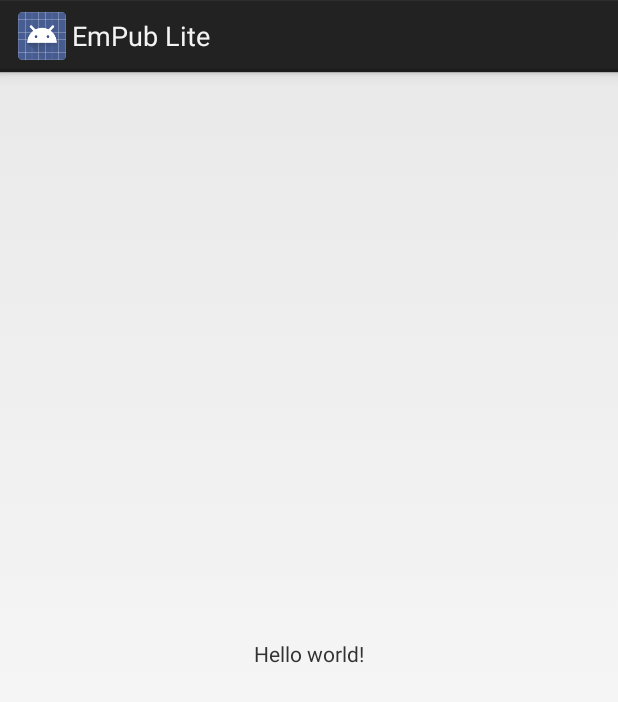
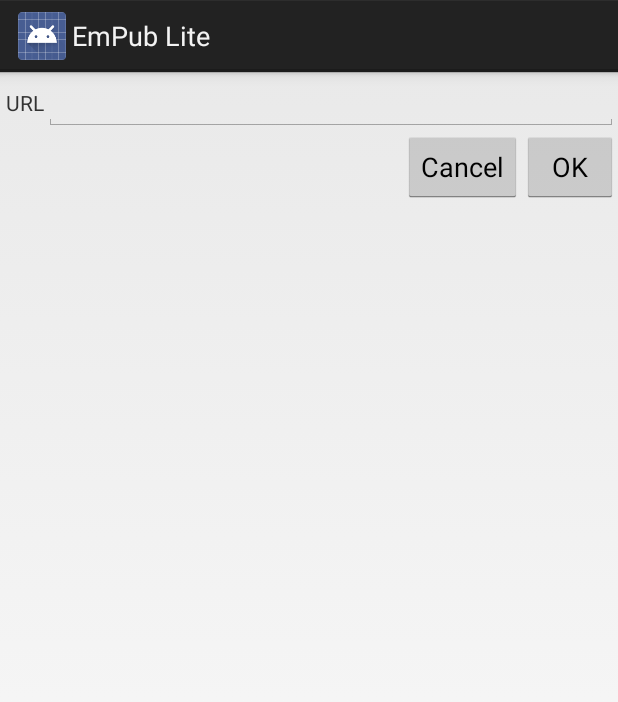
Before and after one commit to sapatyal/EmPubLite, an Android app: the screen it shows after launch (EmPubLiteActivity), on a phone screen of 412 x 824 dp. Shown: the top 702 px of the screen. Run offline under Robolectric (Android 15) with nearby library versions, the phone set to English and light mode, and no system bars.

Commit message:
- Relative Layout

```diff
--- a/app/src/main/res/layout/main.xml
+++ b/app/src/main/res/layout/main.xml
@@ -7,8 +7,40 @@
     <TextView
         android:layout_width="wrap_content"
         android:layout_height="wrap_content"
-        android:layout_centerHorizontal="true"
-        android:layout_centerVertical="true"
-        android:text="@string/hello_world"/>
+        android:text="@string/url"
+        android:id="@+id/label"
+        android:layout_alignParentTop="false"
+        android:layout_marginLeft="4dp"
+        android:layout_marginStart="4dp"
+        android:layout_alignParentLeft="true"
+        android:layout_alignParentStart="true"
+        android:layout_alignBaseline="@+id/entry"/>
 
+    <EditText
+        android:layout_width="match_parent"
+        android:layout_height="wrap_content"
+        android:id="@+id/entry"
+        android:layout_alignParentTop="true"
+        android:layout_toRightOf="@+id/label"
+        android:inputType="text"
+        android:layout_toEndOf="@id/label"/>
+
+    <Button
+        android:layout_width="wrap_content"
+        android:layout_height="wrap_content"
+        android:text="@string/cancel"
+        android:id="@+id/cancel"
+        android:layout_alignTop="@+id/ok"
+        android:layout_toLeftOf="@+id/ok"
+        android:layout_toStartOf="@id/ok"/>
+
+    <Button
+        android:layout_width="wrap_content"
+        android:layout_height="wrap_content"
+        android:text="@string/ok"
+        android:id="@+id/ok"
+        android:layout_below="@+id/entry"
+        android:layout_alignParentRight="false"
+        android:layout_alignParentEnd="true"
+        />
 </RelativeLayout>
--- a/app/src/main/res/values/strings.xml
+++ b/app/src/main/res/values/strings.xml
@@ -3,5 +3,8 @@
 
     <string name="app_name">EmPub Lite</string>
     <string name="hello_world">Hello world!</string>
+    <string name="url">URL</string>
+    <string name="ok">OK</string>
+    <string name="cancel">Cancel</string>
 
 </resources>
```
